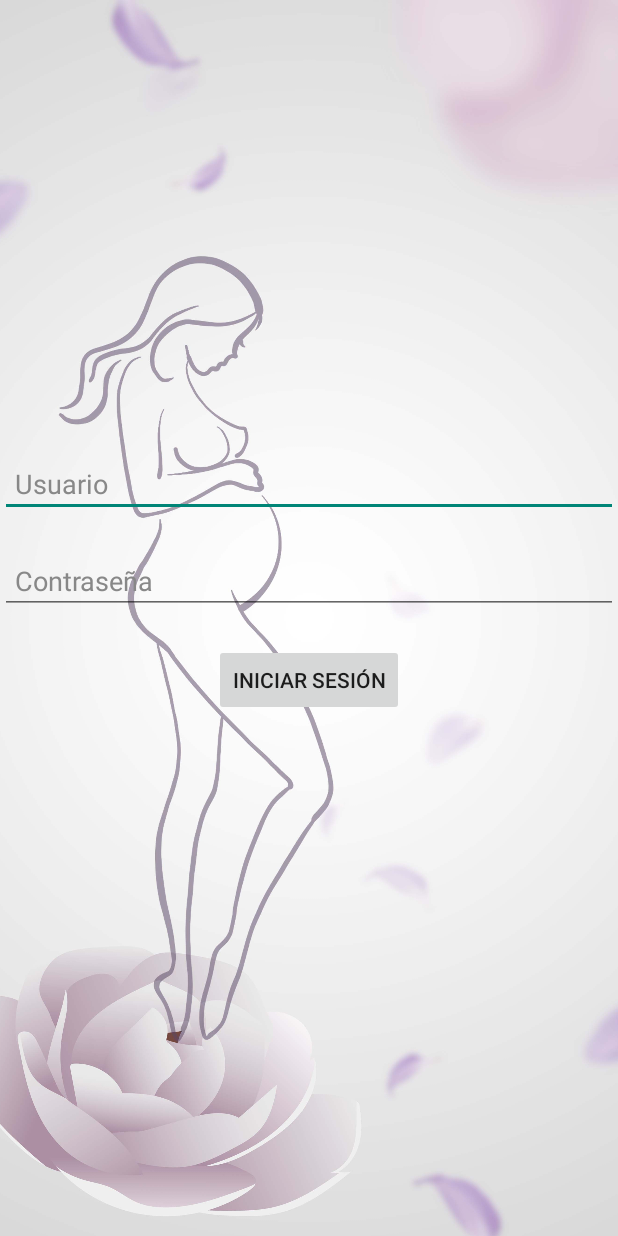
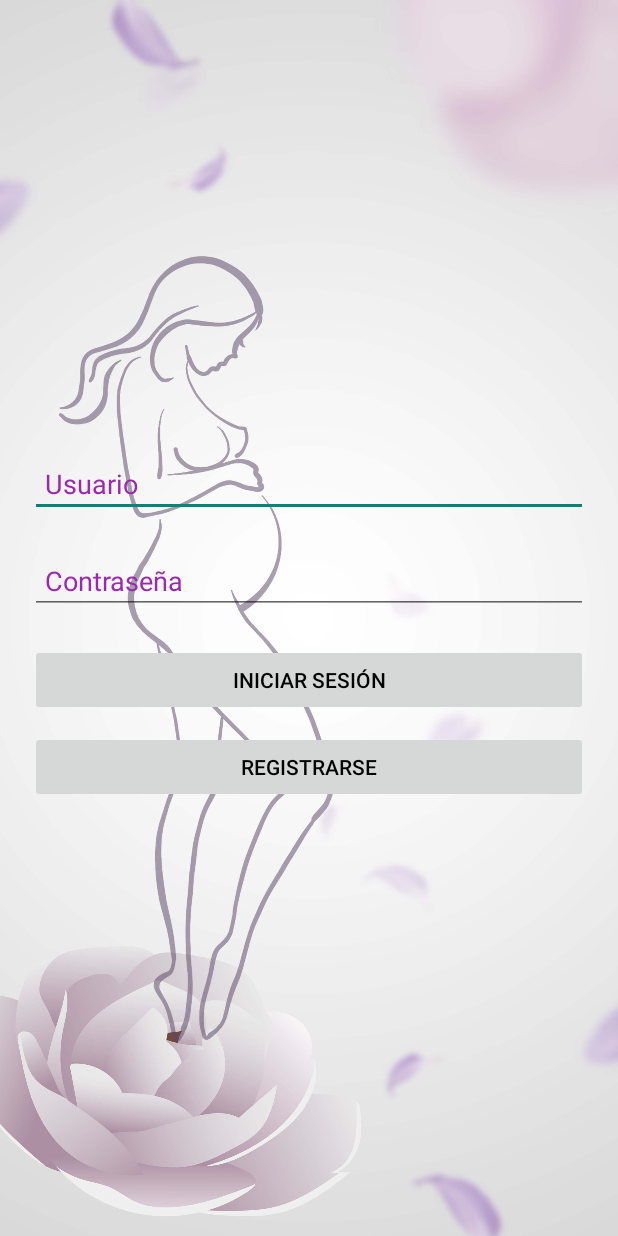
Before and after one commit to MarioYiCarrion/ExamenFinalAndroidStudio, an Android app: the screen it shows after launch (LoginActivity), on a phone screen of 412 x 824 dp. Run offline under Robolectric (Android 15) with nearby library versions, the phone set to English and light mode, and no system bars.

Commit message:
Boton Registrar y RegistrarActivity

```diff
--- a/app/src/main/java/pe/edu/idat/appgestacional/LoginActivity.kt
+++ b/app/src/main/java/pe/edu/idat/appgestacional/LoginActivity.kt
@@ -11,18 +11,28 @@ class LoginActivity : AppCompatActivity() {
     private lateinit var editTextUsername: EditText
     private lateinit var editTextPassword: EditText
     private lateinit var buttonLogin: Button
+    private lateinit var buttonRegister: Button
+
     override fun onCreate(savedInstanceState: Bundle?) {
         super.onCreate(savedInstanceState)
+        supportActionBar?.hide()
         setContentView(R.layout.activity_login)
+
         editTextUsername = findViewById(R.id.editTextUsername)
         editTextPassword = findViewById(R.id.editTextPassword)
         buttonLogin = findViewById(R.id.buttonLogin)
+        buttonRegister = findViewById(R.id.buttonRegister)
+
         buttonLogin.setOnClickListener { login() }
+        buttonRegister.setOnClickListener {
+            // Iniciar la actividad de registro
+            startActivity(Intent(this, RegistroActivity::class.java))
+        }
     }
 
     private fun login() {
-        val username = editTextUsername!!.text.toString()
-        val password = editTextPassword!!.text.toString()
+        val username = editTextUsername.text.toString()
+        val password = editTextPassword.text.toString()
         if (username == "MarioYi" && password == "123456") {
             // Autenticación exitosa, iniciar MainActivity
             startActivity(Intent(this, MainActivity::class.java))
--- a/app/src/main/res/layout/activity_login.xml
+++ b/app/src/main/res/layout/activity_login.xml
@@ -3,6 +3,7 @@
     android:layout_width="match_parent"
     android:layout_height="match_parent">
 
+    <!-- Fondo de pantalla -->
     <ImageView
         android:id="@+id/background_image"
         android:layout_width="match_parent"
@@ -10,37 +11,54 @@
         android:scaleType="centerCrop"
         android:src="@drawable/embarazada" />
 
+    <!-- Campo de entrada de usuario -->
     <EditText
         android:id="@+id/editTextUsername"
         android:layout_width="match_parent"
         android:layout_height="wrap_content"
         android:hint="Usuario"
         android:textColor="#000"
-        android:textColorHint="#888"
+        android:textColorHint="#9C27B0"
         android:layout_marginTop="300dp"
-        android:padding="10dp"/>
+        android:layout_marginHorizontal="20dp"
+        android:padding="10dp"
+         />
 
-
-
+    <!-- Campo de entrada de contraseña -->
     <EditText
         android:id="@+id/editTextPassword"
         android:layout_width="match_parent"
         android:layout_height="wrap_content"
         android:hint="Contraseña"
         android:textColor="#000"
-        android:textColorHint="#888"
+        android:textColorHint="#9C27B0"
         android:layout_below="@id/editTextUsername"
         android:layout_marginTop="20dp"
+        android:layout_marginHorizontal="20dp"
         android:padding="10dp"
-        android:inputType="textPassword"/>
+        android:inputType="textPassword"
+         />
 
+    <!-- Botón de iniciar sesión -->
     <Button
         android:id="@+id/buttonLogin"
-        android:layout_width="wrap_content"
+        android:layout_width="match_parent"
         android:layout_height="wrap_content"
         android:layout_below="@id/editTextPassword"
-        android:layout_centerHorizontal="true"
         android:layout_marginTop="20dp"
-        android:text="Iniciar sesión"/>
+        android:layout_marginHorizontal="20dp"
+        android:text="Iniciar sesión"
+        android:textColor="#000" />
+
+    <!-- Botón de registro -->
+    <Button
+        android:id="@+id/buttonRegister"
+        android:layout_width="match_parent"
+        android:layout_height="wrap_content"
+        android:layout_below="@id/buttonLogin"
+        android:layout_marginTop="10dp"
+        android:layout_marginHorizontal="20dp"
+        android:text="Registrarse"
+        android:textColor="#000" />
 
 </RelativeLayout>
```
Also changed, not shown: app/src/main/AndroidManifest.xml (+4 -3 lines), app/src/main/java/pe/edu/idat/appgestacional/RegistroActivity.kt (added, +47 -0 lines), app/src/main/res/layout/activity_registro.xml (added, +116 -0 lines).
